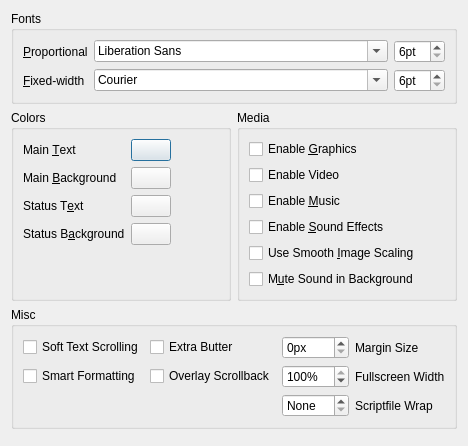
Above: src/confdialog.ui from realnc/hugor before the change. Below: the same form after it.
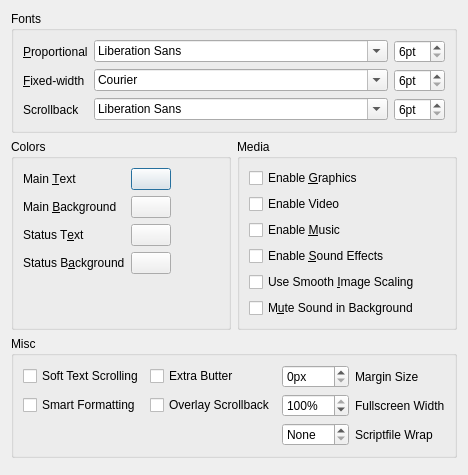
That is the form after the change. Custom widgets are drawn as their Qt base class.

Commit message: Make scrollback font configurable

What changed in the file:
```diff
--- a/src/confdialog.ui
+++ b/src/confdialog.ui
@@ -89,6 +89,43 @@
         </item>
        </layout>
       </item>
+      <item row="2" column="1">
+       <layout class="QHBoxLayout" name="horizontalLayout_8">
+        <item>
+         <widget class="QFontComboBox" name="scrollbackFontBox">
+          <property name="sizePolicy">
+           <sizepolicy hsizetype="Expanding" vsizetype="Fixed">
+            <horstretch>0</horstretch>
+            <verstretch>0</verstretch>
+           </sizepolicy>
+          </property>
+         </widget>
+        </item>
+        <item>
+         <widget class="QSpinBox" name="scrollbackFontSizeSpinBox">
+          <property name="suffix">
+           <string notr="true">pt</string>
+          </property>
+          <property name="minimum">
+           <number>6</number>
+          </property>
+          <property name="maximum">
+           <number>72</number>
+          </property>
+         </widget>
+        </item>
+       </layout>
+      </item>
+      <item row="2" column="0">
+       <widget class="QLabel" name="label_4">
+        <property name="text">
+         <string>Scrollback</string>
+        </property>
+        <property name="buddy">
+         <cstring>mainFontBox</cstring>
+        </property>
+       </widget>
+      </item>
      </layout>
     </widget>
    </item>
```
Left out of the diff: 1 changed line with no effect on the pictures. The commit also changes 9 other files.
